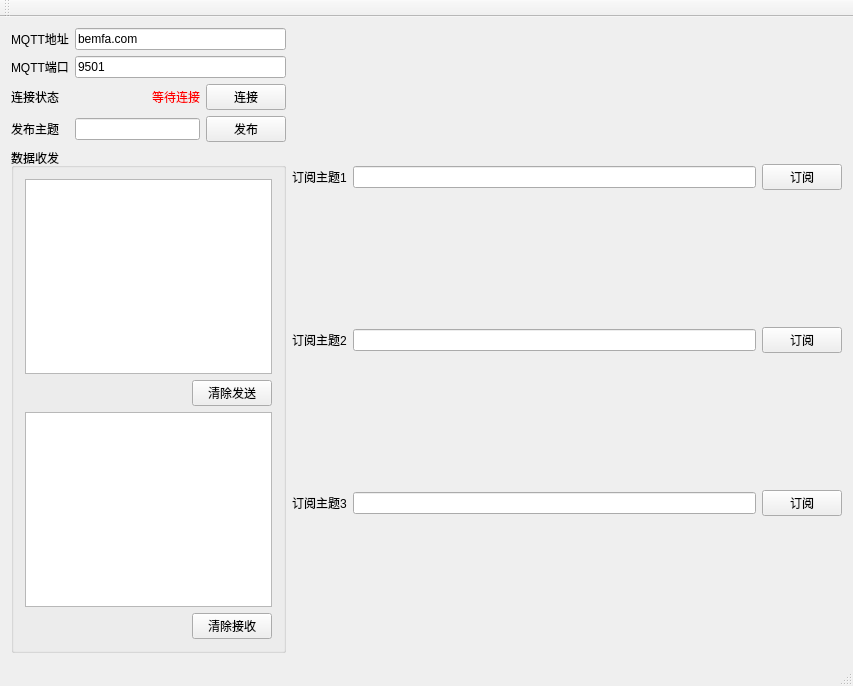
Before: the Qt Designer form mymqtt.ui in liushui446/wulianwang_data_process, drawn with Qt 5.
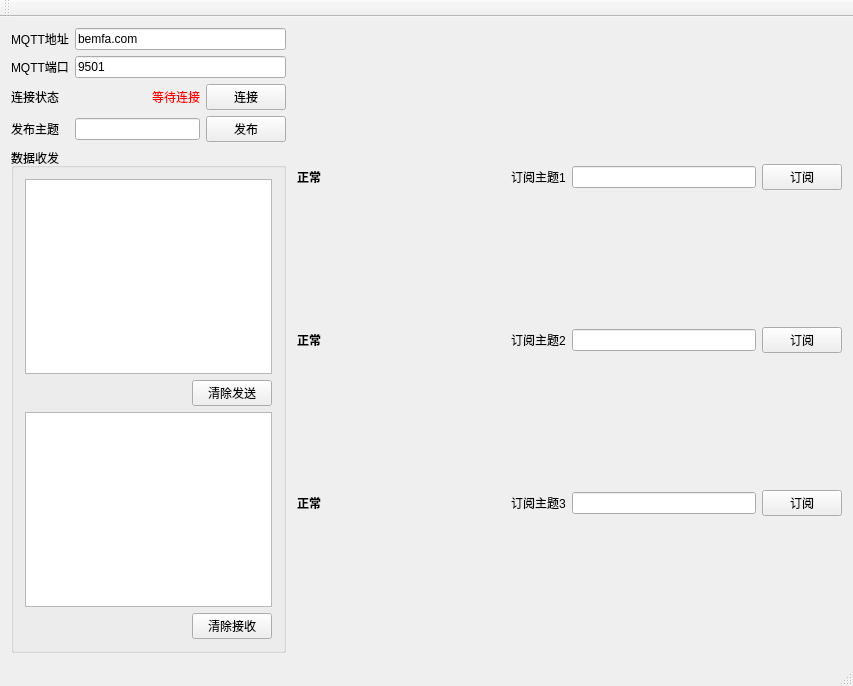
After: the same form once the commit is applied.

The edit to the form file:
```diff
--- a/mymqtt.ui
+++ b/mymqtt.ui
@@ -209,6 +209,51 @@
       </property>
       <item>
        <layout class="QHBoxLayout" name="horizontalLayout_6">
+        <item>
+         <spacer name="horizontalSpacer_7">
+          <property name="orientation">
+           <enum>Qt::Horizontal</enum>
+          </property>
+          <property name="sizeType">
+           <enum>QSizePolicy::Fixed</enum>
+          </property>
+          <property name="sizeHint" stdset="0">
+           <size>
+            <width>5</width>
+            <height>20</height>
+           </size>
+          </property>
+         </spacer>
+        </item>
+        <item>
+         <widget class="QLabel" name="label_tp_1_status">
+          <property name="font">
+           <font>
+            <weight>75</weight>
+            <bold>true</bold>
+           </font>
+          </property>
+          <property name="styleSheet">
+           <string notr="true"/>
+          </property>
+          <property name="text">
+           <string>正常</string>
+          </property>
+         </widget>
+        </item>
+        <item>
+         <spacer name="horizontalSpacer_4">
+          <property name="orientation">
+           <enum>Qt::Horizontal</enum>
+          </property>
+          <property name="sizeHint" stdset="0">
+           <size>
+            <width>40</width>
+            <height>20</height>
+           </size>
+          </property>
+         </spacer>
+        </item>
         <item>
          <widget class="QLabel" name="label_6">
           <property name="text">
@@ -233,6 +278,48 @@
       </item>
       <item>
        <layout class="QHBoxLayout" name="horizontalLayout_4">
+        <item>
+         <spacer name="horizontalSpacer_8">
+          <property name="orientation">
+           <enum>Qt::Horizontal</enum>
+          </property>
+          <property name="sizeType">
+           <enum>QSizePolicy::Fixed</enum>
+          </property>
+          <property name="sizeHint" stdset="0">
+           <size>
+            <width>5</width>
+            <height>20</height>
+           </size>
+          </property>
+         </spacer>
+        </item>
+        <item>
+         <widget class="QLabel" name="label_tp_2_status">
+          <property name="font">
+           <font>
+            <weight>75</weight>
+            <bold>true</bold>
+           </font>
+          </property>
+          <property name="text">
+           <string>正常</string>
+          </property>
+         </widget>
+        </item>
+        <item>
+         <spacer name="horizontalSpacer_5">
+          <property name="orientation">
+           <enum>Qt::Horizontal</enum>
+          </property>
+          <property name="sizeHint" stdset="0">
+           <size>
+            <width>40</width>
+            <height>20</height>
+           </size>
+          </property>
+         </spacer>
+        </item>
         <item>
          <widget class="QLabel" name="label_3">
           <property name="text">
@@ -257,6 +344,48 @@
       </item>
       <item>
        <layout class="QHBoxLayout" name="horizontalLayout_5">
+        <item>
+         <spacer name="horizontalSpacer_9">
+          <property name="orientation">
+           <enum>Qt::Horizontal</enum>
+          </property>
+          <property name="sizeType">
+           <enum>QSizePolicy::Fixed</enum>
+          </property>
+          <property name="sizeHint" stdset="0">
+           <size>
+            <width>5</width>
+            <height>20</height>
+           </size>
+          </property>
+         </spacer>
+        </item>
+        <item>
+         <widget class="QLabel" name="label_tp_3_status">
+          <property name="font">
+           <font>
+            <weight>75</weight>
+            <bold>true</bold>
+           </font>
+          </property>
+          <property name="text">
+           <string>正常</string>
+          </property>
+         </widget>
+        </item>
+        <item>
+         <spacer name="horizontalSpacer_6">
+          <property name="orientation">
+           <enum>Qt::Horizontal</enum>
+          </property>
+          <property name="sizeHint" stdset="0">
+           <size>
+            <width>40</width>
+            <height>20</height>
+           </size>
+          </property>
+         </spacer>
+        </item>
         <item>
          <widget class="QLabel" name="label_5">
           <property name="text">
```
